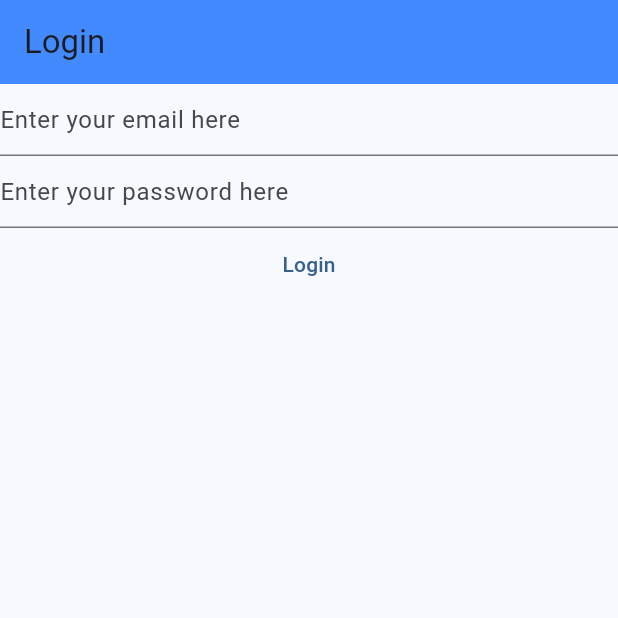
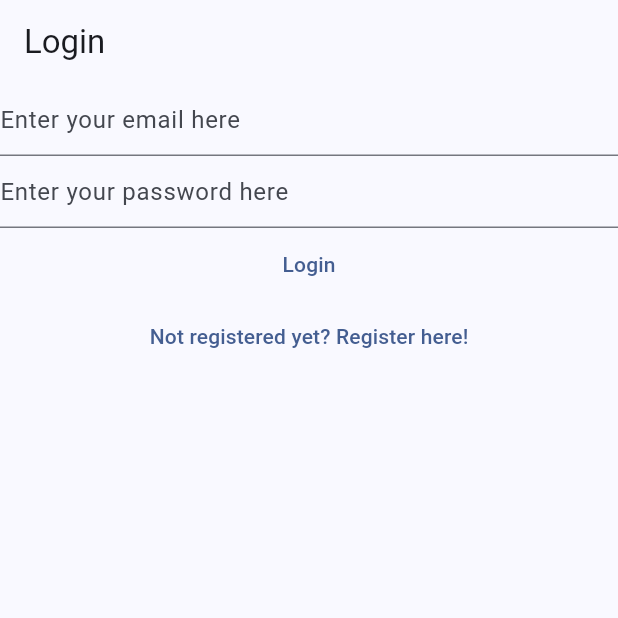
Before and after one commit to sinacolada/learn-flutter, a Flutter app: the screen it shows after launch, on a phone screen of 412 x 824 dp, the top half of it. Run offline on Flutter 3.47's test engine with Material 2 defaults, Android fonts, the phone set to English and light mode, and no system bars; our stand-ins replace firebase_auth, firebase_core; accounts and stored records are empty.

Commit message:
link login views

```diff
--- a/lib/main.dart
+++ b/lib/main.dart
@@ -1,6 +1,11 @@
+import 'package:firebase_auth/firebase_auth.dart';
+import 'package:firebase_core/firebase_core.dart';
 import 'package:flutter/material.dart';
 import 'package:mynotes/views/login_view.dart';
 import 'package:mynotes/views/register_view.dart';
+import 'package:mynotes/views/verify_email_view.dart';
+
+import 'firebase_options.dart';
 
 void main() {
   WidgetsFlutterBinding.ensureInitialized();
@@ -8,10 +13,44 @@ void main() {
     MaterialApp(
       title: 'Flutter Demo',
       theme: ThemeData(
-        colorScheme: ColorScheme.fromSeed(seedColor: Colors.blue),
+        colorScheme: ColorScheme.fromSeed(seedColor: Colors.blueAccent),
         useMaterial3: true,
       ),
-      home: const LoginView(),
+      home: const HomePage(),
+      routes: {
+        "/login/": (context) => const LoginView(),
+        "/register/": (context) => const RegisterView(),
+      },
     ),
   );
 }
+
+class HomePage extends StatelessWidget {
+  const HomePage({super.key});
+
+  @override
+  Widget build(BuildContext context) {
+    return FutureBuilder(
+      future: Firebase.initializeApp(
+        options: DefaultFirebaseOptions.currentPlatform,
+      ),
+      builder: (context, snapshot) {
+        switch (snapshot.connectionState) {
+          case ConnectionState.done:
+            final user = FirebaseAuth.instance.currentUser;
+            if (user != null) {
+              if (!user.emailVerified) {
+                return const VerifyEmailView();
+              } else {
+                return const Text("Done!");
+              }
+            } else {
+              return const LoginView();
+            }
+          default:
+            return const CircularProgressIndicator();
+        }
+      },
+    );
+  }
+}
--- a/lib/views/login_view.dart
+++ b/lib/views/login_view.dart
@@ -1,8 +1,5 @@
 import 'package:firebase_auth/firebase_auth.dart';
-import 'package:firebase_core/firebase_core.dart';
 import 'package:flutter/material.dart';
-
-import '../firebase_options.dart';
 
 class LoginView extends StatefulWidget {
   const LoginView({super.key});
@@ -34,32 +31,24 @@ class _LoginViewState extends State<LoginView> {
     return Scaffold(
       appBar: AppBar(
         title: const Text("Login"),
-        backgroundColor: Colors.blueAccent,
       ),
-      body: FutureBuilder(
-          future: Firebase.initializeApp(
-            options: DefaultFirebaseOptions.currentPlatform,
-          ),
-          builder: (context, snapshot) {
-            switch (snapshot.connectionState) {
-              case ConnectionState.done:
-                return Column(
+      body: Column(
         children: [
           TextField(
             controller: _email,
             enableSuggestions: false,
             autocorrect: false,
             keyboardType: TextInputType.emailAddress,
-                      decoration: const InputDecoration(
-                          hintText: "Enter your email here"),
+            decoration:
+                const InputDecoration(hintText: "Enter your email here"),
           ),
           TextField(
             controller: _password,
             obscureText: true,
             enableSuggestions: false,
             autocorrect: false,
-                      decoration: const InputDecoration(
-                          hintText: "Enter your password here"),
+            decoration:
+                const InputDecoration(hintText: "Enter your password here"),
           ),
           TextButton(
             onPressed: () async {
@@ -80,12 +69,16 @@ class _LoginViewState extends State<LoginView> {
             },
             child: const Text("Login"),
           ),
+          TextButton(
+              onPressed: () {
+                Navigator.pushReplacementNamed(
+                  context,
+                  "/register/",
+                );
+              },
+              child: const Text("Not registered yet? Register here!")),
         ],
-                );
-              default:
-                return const Text("Loading...");
-            }
-          }),
+      ),
     );
   }
 }
```
Also changed, not shown: lib/views/register_view.dart (+14 -21 lines), lib/views/verify_email_view.dart (added, +30 -0 lines). Lines whose indentation alone changed are shown as unchanged.
